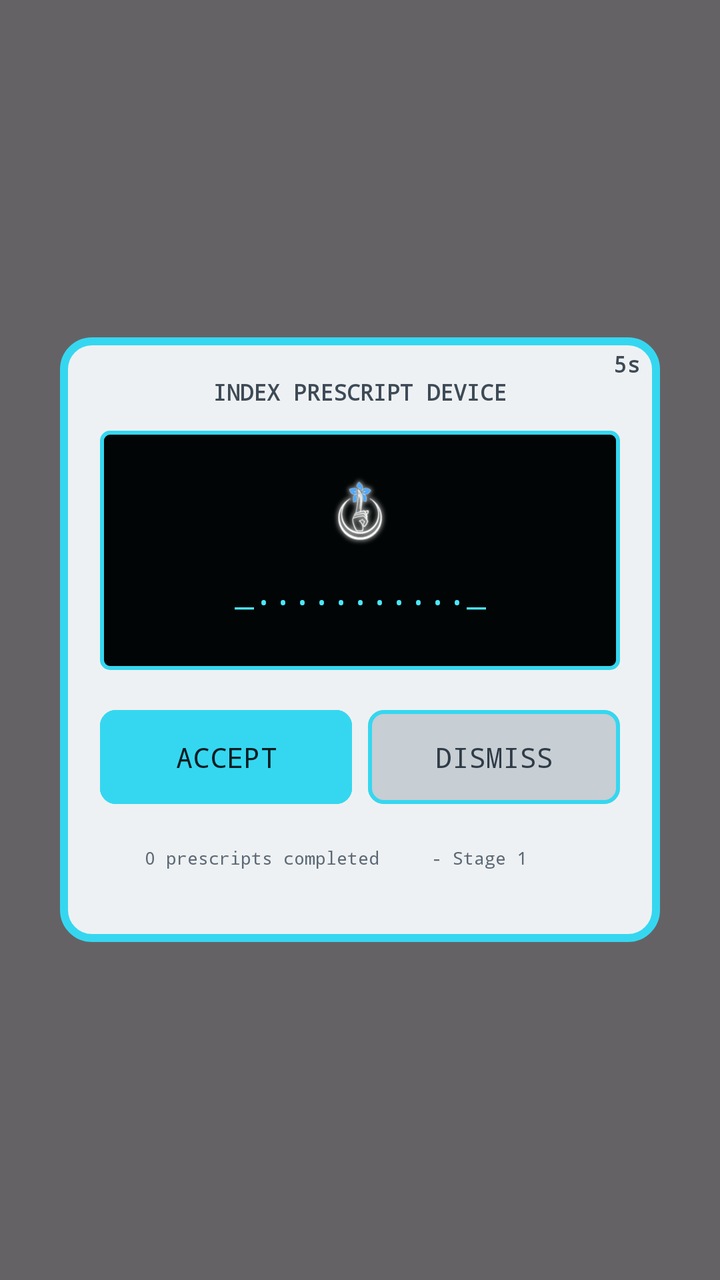
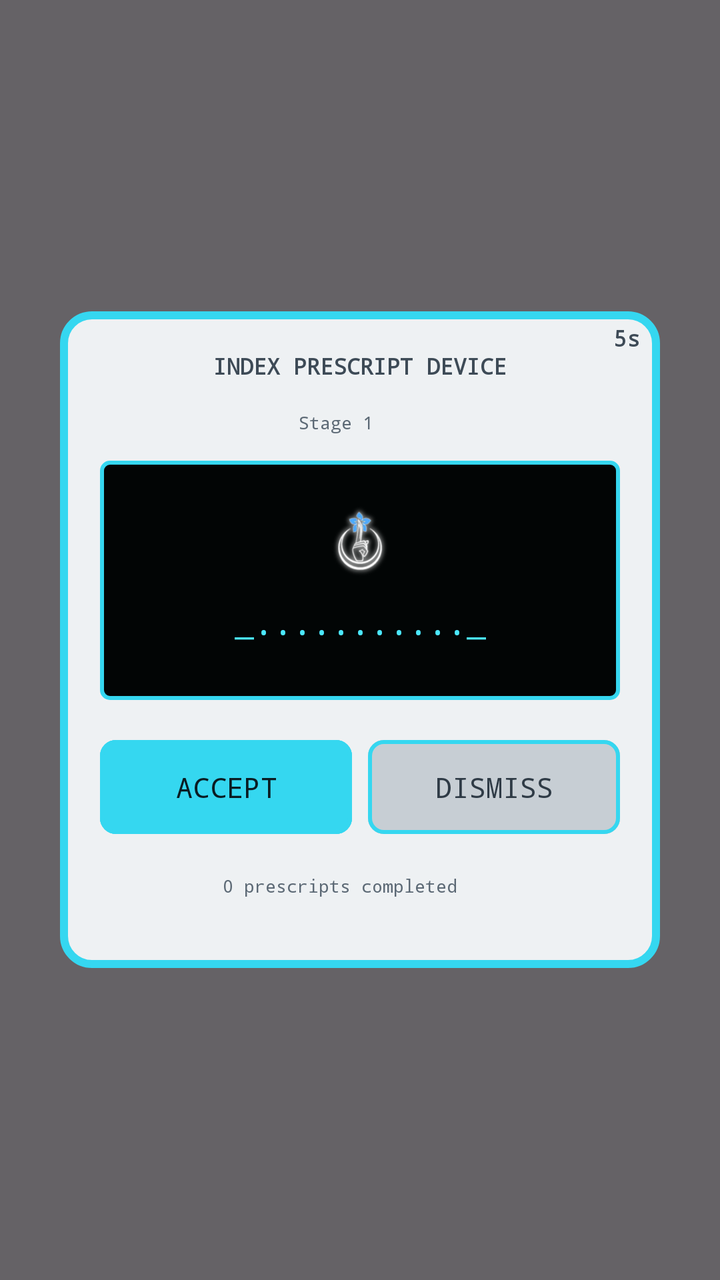

An Android layout rendered at two revisions. The XML below is the earlier revision; the diff shows what the commit changed to produce the second picture.
<!-- AndroidManifest.xml: application theme Theme.PrescriptBeeper -->
<!-- res/layout/overlay_prescript.xml -->
<?xml version="1.0" encoding="utf-8"?>
<LinearLayout xmlns:android="http://schemas.android.com/apk/res/android"
    android:layout_width="match_parent"
    android:layout_height="match_parent"
    android:gravity="center"
    android:background="#99000000">

    <FrameLayout
        android:layout_width="300dp"
        android:layout_height="wrap_content">

        <LinearLayout
            android:layout_width="match_parent"
            android:layout_height="wrap_content"
            android:orientation="vertical"
            android:background="@drawable/bg_prescript_outer_glow"
            android:padding="20dp">

            <TextView
                android:layout_width="match_parent"
                android:layout_height="wrap_content"
                android:text="INDEX PRESCRIPT DEVICE"
                android:textColor="#3d4a56"
                android:textStyle="bold"
                android:textSize="11sp"
                android:fontFamily="monospace"
                android:gravity="center"
                android:layout_marginBottom="12dp" />

            <LinearLayout
                android:id="@+id/senderInfoRow"
                android:layout_width="match_parent"
                android:layout_height="wrap_content"
                android:orientation="horizontal"
                android:gravity="center"
                android:visibility="gone"
                android:layout_marginBottom="10dp">

                <ImageView
                    android:id="@+id/ivSenderIcon"
                    android:layout_width="20dp"
                    android:layout_height="20dp"
                    android:layout_marginEnd="6dp" />

                <TextView
                    android:id="@+id/tvSenderInfo"
                    android:layout_width="wrap_content"
                    android:layout_height="wrap_content"
                    android:textColor="#3d4a56"
                    android:textSize="10sp"
                    android:fontFamily="monospace" />

            </LinearLayout>

            <LinearLayout
                android:layout_width="match_parent"
                android:layout_height="wrap_content"
                android:orientation="vertical"
                android:background="@drawable/bg_prescript_border"
                android:padding="20dp"
                android:gravity="center">

                <ImageView
                    android:layout_width="40dp"
                    android:layout_height="40dp"
                    android:src="@drawable/indexicon"
                    android:layout_marginBottom="10dp" />

                <TextView
                    android:id="@+id/tvPrescript"
                    android:layout_width="match_parent"
                    android:layout_height="wrap_content"
                    android:text="_..........._"
                    android:textColor="#4be8ff"
                    android:textSize="16sp"
                    android:fontFamily="monospace"
                    android:gravity="center"
                    android:layout_marginBottom="8dp" />

            </LinearLayout>

            <LinearLayout
                android:layout_width="match_parent"
                android:layout_height="wrap_content"
                android:orientation="horizontal"
                android:layout_marginTop="16dp">

                <Button
                    android:id="@+id/btnAccept"
                    android:layout_width="0dp"
                    android:layout_height="wrap_content"
                    android:layout_weight="1"
                    android:layout_marginEnd="8dp"
                    android:text="ACCEPT"
                    android:backgroundTint="#35d7f0"
                    android:textColor="#0a1c22" />

                <Button
                    android:id="@+id/btnDismiss"
                    android:layout_width="0dp"
                    android:layout_height="wrap_content"
                    android:layout_weight="1"
                    android:text="DISMISS"
                    android:backgroundTint="#c7ced4"
                    android:textColor="#2f3b46" />

            </LinearLayout>

            <LinearLayout
                android:layout_width="match_parent"
                android:layout_height="wrap_content"
                android:orientation="horizontal"
                android:gravity="center"
                android:layout_marginTop="14dp">

                <TextView
                    android:id="@+id/tvFooterCount"
                    android:layout_width="wrap_content"
                    android:layout_height="wrap_content"
                    android:text="0 prescripts completed"
                    android:textColor="#5c6975"
                    android:textSize="9sp"
                    android:fontFamily="monospace" />

                <ImageView
                    android:id="@+id/ivCompletedIcon"
                    android:layout_width="16dp"
                    android:layout_height="16dp"
                    android:layout_marginStart="4dp"
                    android:layout_marginEnd="6dp" />

                <TextView
                    android:id="@+id/tvStageLabel"
                    android:layout_width="wrap_content"
                    android:layout_height="wrap_content"
                    android:text="- Stage 1"
                    android:textColor="#5c6975"
                    android:textSize="9sp"
                    android:fontFamily="monospace" />

                <ImageView
                    android:id="@+id/ivStageIcon"
                    android:layout_width="18dp"
                    android:layout_height="18dp"
                    android:layout_marginStart="6dp" />

            </LinearLayout>

            <TextView
                android:id="@+id/tvStageProgress"
                android:layout_width="match_parent"
                android:layout_height="wrap_content"
                android:text=""
                android:textColor="#5c6975"
                android:textSize="8sp"
                android:fontFamily="monospace"
                android:gravity="center"
                android:layout_marginTop="2dp" />

            <LinearLayout
                android:id="@+id/karmicRow"
                android:layout_width="match_parent"
                android:layout_height="wrap_content"
                android:orientation="horizontal"
                android:gravity="center"
                android:layout_marginTop="8dp"
                android:visibility="gone">

                <ImageView
                    android:id="@+id/ivKarmicIcon"
                    android:layout_width="16dp"
                    android:layout_height="16dp"
                    android:layout_marginEnd="6dp" />

                <TextView
                    android:id="@+id/tvKarmicCount"
                    android:layout_width="wrap_content"
                    android:layout_height="wrap_content"
                    android:text="0"
                    android:textColor="#ff3b5c"
                    android:textSize="9sp"
                    android:fontFamily="monospace"
                    android:layout_marginEnd="6dp" />

                <TextView
                    android:id="@+id/tvKarmicLabel"
                    android:layout_width="wrap_content"
                    android:layout_height="wrap_content"
                    android:text="- KARMIC CONSEQUENCE"
                    android:textColor="#ff3b5c"
                    android:textSize="9sp"
                    android:fontFamily="monospace" />

            </LinearLayout>

        </LinearLayout>

        <TextView
            android:id="@+id/tvCountdown"
            android:layout_width="wrap_content"
            android:layout_height="wrap_content"
            android:layout_gravity="top|end"
            android:layout_marginTop="6dp"
            android:layout_marginEnd="10dp"
            android:text="5s"
            android:textColor="#3d4a56"
            android:textStyle="bold"
            android:textSize="11sp"
            android:fontFamily="monospace" />

    </FrameLayout>

</LinearLayout>
<!-- resources referenced by this layout -->
<resources>
  <!-- drawable bg_prescript_border (drawable) -->
  <?xml version="1.0" encoding="utf-8"?>
  <shape xmlns:android="http://schemas.android.com/apk/res/android"
      android:shape="rectangle">
      <solid android:color="#020505" />
      <stroke
          android:width="2dp"
          android:color="#35d7f0" />
      <corners android:radius="4dp" />
  </shape>
  <!-- drawable bg_prescript_outer_glow (drawable) -->
  <?xml version="1.0" encoding="utf-8"?>
  <shape xmlns:android="http://schemas.android.com/apk/res/android"
      android:shape="rectangle">
      <solid android:color="#eef1f3" />
      <stroke
          android:width="4dp"
          android:color="#35d7f0" />
      <corners android:radius="14dp" />
  </shape>
  <!-- drawable indexicon: webp bitmap (drawable, 8726 bytes) -->
  <style name="Theme.PrescriptBeeper" parent="Base.Theme.PrescriptBeeper">
          <item name="materialButtonStyle">@style/Widget.PrescriptBeeper.Button</item>
      </style>
  <style name="Base.Theme.PrescriptBeeper" parent="Theme.Material3.DayNight.NoActionBar">
          
      </style>
  <style name="Widget.PrescriptBeeper.Button" parent="Widget.Material3.Button.OutlinedButton">
          <item name="backgroundTint">#10181c</item>
          <item name="strokeColor">#35d7f0</item>
          <item name="strokeWidth">2dp</item>
          <item name="cornerRadius">8dp</item>
          <item name="android:textColor">#4be8ff</item>
          <item name="android:fontFamily">monospace</item>
          <item name="android:textAllCaps">false</item>
          <item name="android:paddingTop">14dp</item>
          <item name="android:paddingBottom">14dp</item>
      </style>
</resources>

<!-- the commit's change to res/layout/overlay_prescript.xml (unified diff, before → after) -->
@@ -28,6 +28,30 @@
                 android:layout_marginBottom="12dp" />
 
             <LinearLayout
+                android:layout_width="match_parent"
+                android:layout_height="wrap_content"
+                android:orientation="horizontal"
+                android:gravity="center"
+                android:layout_marginBottom="10dp">
+
+                <TextView
+                    android:id="@+id/tvStageLabel"
+                    android:layout_width="wrap_content"
+                    android:layout_height="wrap_content"
+                    android:text="Stage 1"
+                    android:textColor="#5c6975"
+                    android:textSize="9sp"
+                    android:fontFamily="monospace" />
+
+                <ImageView
+                    android:id="@+id/ivStageIcon"
+                    android:layout_width="18dp"
+                    android:layout_height="18dp"
+                    android:layout_marginStart="6dp" />
+
+            </LinearLayout>
+
+            <LinearLayout
                 android:id="@+id/senderInfoRow"
                 android:layout_width="match_parent"
                 android:layout_height="wrap_content"
@@ -126,23 +150,7 @@
                     android:id="@+id/ivCompletedIcon"
                     android:layout_width="16dp"
                     android:layout_height="16dp"
-                    android:layout_marginStart="4dp"
-                    android:layout_marginEnd="6dp" />
-
-                <TextView
-                    android:id="@+id/tvStageLabel"
-                    android:layout_width="wrap_content"
-                    android:layout_height="wrap_content"
-                    android:text="- Stage 1"
-                    android:textColor="#5c6975"
-                    android:textSize="9sp"
-                    android:fontFamily="monospace" />
-
-                <ImageView
-                    android:id="@+id/ivStageIcon"
-                    android:layout_width="18dp"
-                    android:layout_height="18dp"
-                    android:layout_marginStart="6dp" />
+                    android:layout_marginStart="4dp" />
 
             </LinearLayout>
 
